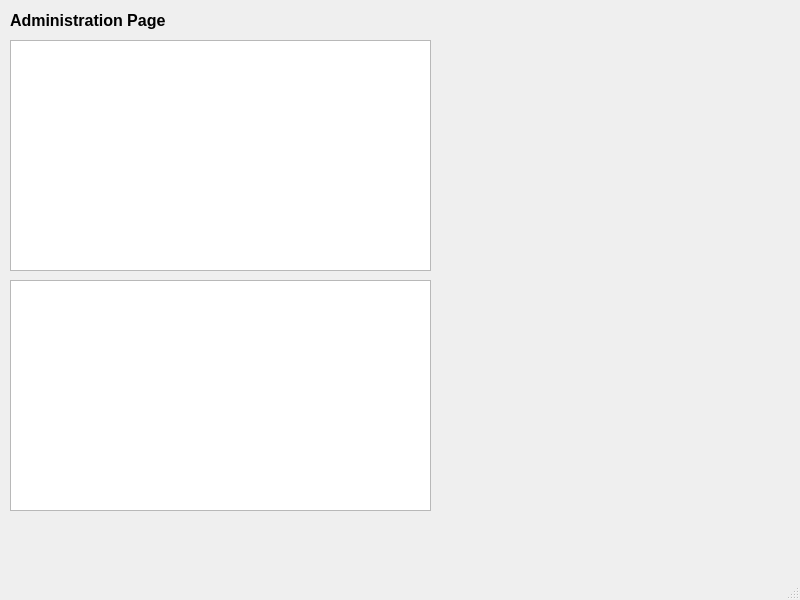
This is QT/adminpage.ui in xyphel/Project-1-European-Trip-Planner as Qt 5 draws it before an edit. The edited form follows.
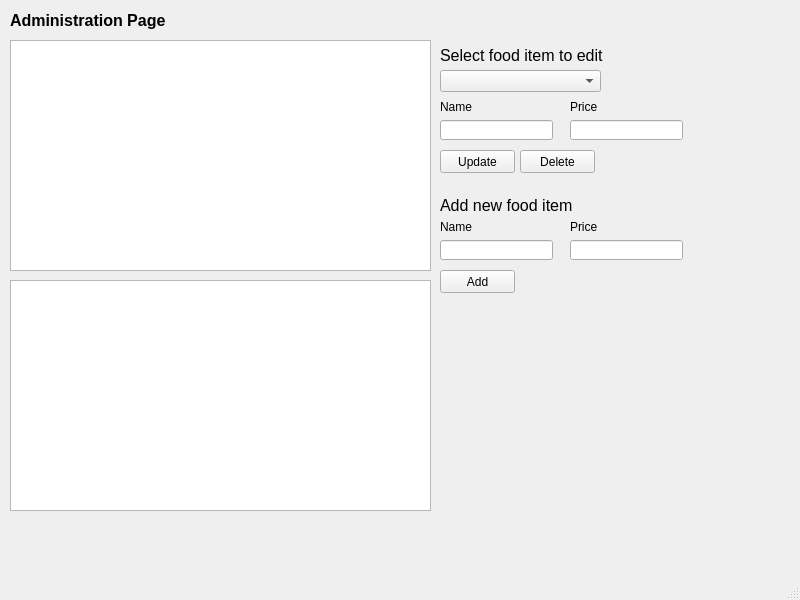
This is the edited form.

Diff of the .ui file:
```diff
--- a/QT/adminpage.ui
+++ b/QT/adminpage.ui
@@ -47,6 +47,173 @@
      <string>&lt;html&gt;&lt;head/&gt;&lt;body&gt;&lt;p&gt;&lt;span style=&quot; font-size:12pt; font-weight:600;&quot;&gt;Administration Page&lt;/span&gt;&lt;/p&gt;&lt;/body&gt;&lt;/html&gt;</string>
     </property>
    </widget>
+   <widget class="QLabel" name="label_2">
+    <property name="geometry">
+     <rect>
+      <x>440</x>
+      <y>40</y>
+      <width>171</width>
+      <height>31</height>
+     </rect>
+    </property>
+    <property name="text">
+     <string>&lt;html&gt;&lt;head/&gt;&lt;body&gt;&lt;p&gt;&lt;span style=&quot; font-size:12pt;&quot;&gt;Select food item to edit&lt;/span&gt;&lt;/p&gt;&lt;/body&gt;&lt;/html&gt;</string>
+    </property>
+   </widget>
+   <widget class="QComboBox" name="comboBox">
+    <property name="geometry">
+     <rect>
+      <x>440</x>
+      <y>70</y>
+      <width>161</width>
+      <height>22</height>
+     </rect>
+    </property>
+   </widget>
+   <widget class="QLineEdit" name="lineEdit">
+    <property name="geometry">
+     <rect>
+      <x>440</x>
+      <y>120</y>
+      <width>113</width>
+      <height>20</height>
+     </rect>
+    </property>
+   </widget>
+   <widget class="QLabel" name="label_3">
+    <property name="geometry">
+     <rect>
+      <x>440</x>
+      <y>100</y>
+      <width>47</width>
+      <height>13</height>
+     </rect>
+    </property>
+    <property name="text">
+     <string>Name</string>
+    </property>
+   </widget>
+   <widget class="QLineEdit" name="lineEdit_2">
+    <property name="geometry">
+     <rect>
+      <x>570</x>
+      <y>120</y>
+      <width>113</width>
+      <height>20</height>
+     </rect>
+    </property>
+   </widget>
+   <widget class="QLabel" name="label_4">
+    <property name="geometry">
+     <rect>
+      <x>570</x>
+      <y>100</y>
+      <width>47</width>
+      <height>13</height>
+     </rect>
+    </property>
+    <property name="text">
+     <string>Price</string>
+    </property>
+   </widget>
+   <widget class="QLabel" name="label_5">
+    <property name="geometry">
+     <rect>
+      <x>440</x>
+      <y>190</y>
+      <width>171</width>
+      <height>31</height>
+     </rect>
+    </property>
+    <property name="text">
+     <string>&lt;html&gt;&lt;head/&gt;&lt;body&gt;&lt;p&gt;&lt;span style=&quot; font-size:12pt;&quot;&gt;Add new food item&lt;/span&gt;&lt;/p&gt;&lt;/body&gt;&lt;/html&gt;</string>
+    </property>
+   </widget>
+   <widget class="QPushButton" name="pushButton">
+    <property name="geometry">
+     <rect>
+      <x>440</x>
+      <y>150</y>
+      <width>75</width>
+      <height>23</height>
+     </rect>
+    </property>
+    <property name="text">
+     <string>Update</string>
+    </property>
+   </widget>
+   <widget class="QPushButton" name="pushButton_2">
+    <property name="geometry">
+     <rect>
+      <x>520</x>
+      <y>150</y>
+      <width>75</width>
+      <height>23</height>
+     </rect>
+    </property>
+    <property name="text">
+     <string>Delete</string>
+    </property>
+   </widget>
+   <widget class="QLabel" name="label_6">
+    <property name="geometry">
+     <rect>
+      <x>570</x>
+      <y>220</y>
+      <width>47</width>
+      <height>13</height>
+     </rect>
+    </property>
+    <property name="text">
+     <string>Price</string>
+    </property>
+   </widget>
+   <widget class="QLabel" name="label_7">
+    <property name="geometry">
+     <rect>
+      <x>440</x>
+      <y>220</y>
+      <width>47</width>
+      <height>13</height>
+     </rect>
+    </property>
+    <property name="text">
+     <string>Name</string>
+    </property>
+   </widget>
+   <widget class="QLineEdit" name="lineEdit_3">
+    <property name="geometry">
+     <rect>
+      <x>440</x>
+      <y>240</y>
+      <width>113</width>
+      <height>20</height>
+     </rect>
+    </property>
+   </widget>
+   <widget class="QLineEdit" name="lineEdit_4">
+    <property name="geometry">
+     <rect>
+      <x>570</x>
+      <y>240</y>
+      <width>113</width>
+      <height>20</height>
+     </rect>
+    </property>
+   </widget>
+   <widget class="QPushButton" name="pushButton_3">
+    <property name="geometry">
+     <rect>
+      <x>440</x>
+      <y>270</y>
+      <width>75</width>
+      <height>23</height>
+     </rect>
+    </property>
+    <property name="text">
+     <string>Add</string>
+    </property>
+   </widget>
   </widget>
   <widget class="QMenuBar" name="menubar">
    <property name="geometry">
```
